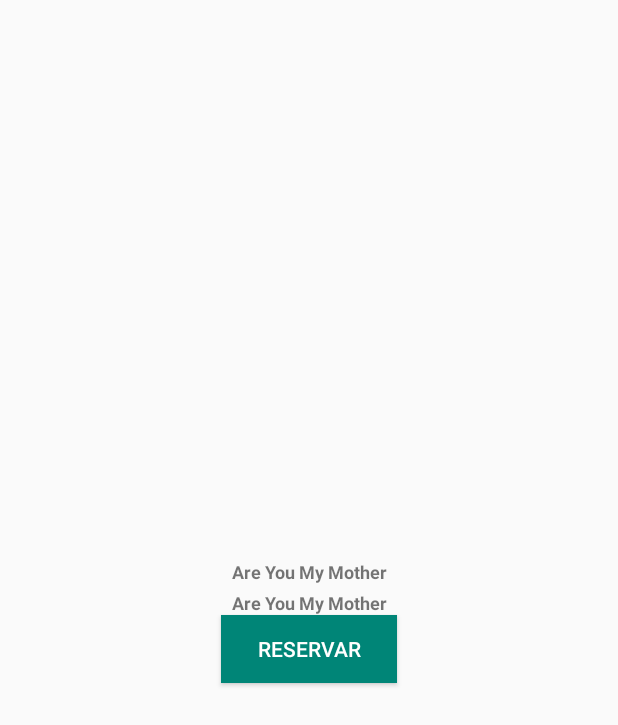
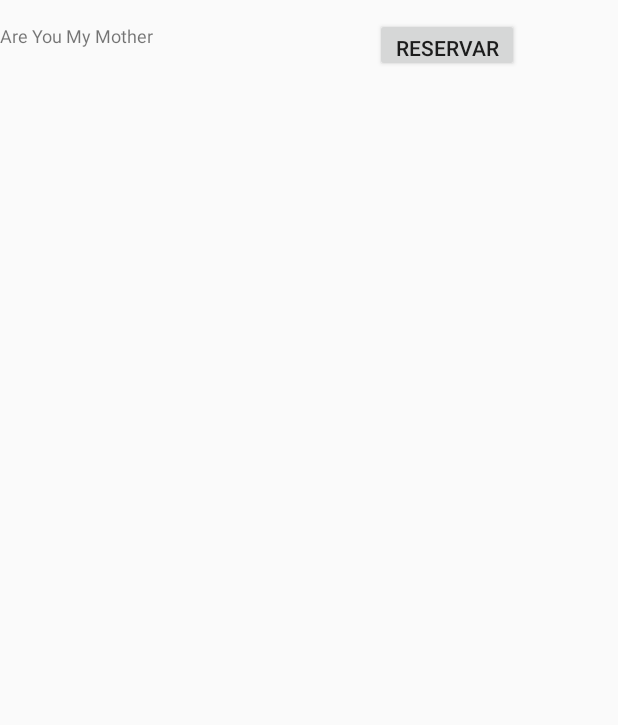
Before and after one commit to robinprousac/nueva, an Android app: the layout linearlayoutbook_copy.xml on its own in the app's theme, with its tools: preview values and no code run, on a phone screen of 412 x 824 dp. Shown: the top 725 px of the screen. Run offline under Robolectric (Android 15) with nearby library versions, the phone set to English and light mode, and no system bars.

Commit message:
commit descripcion de los libros y reservar

```diff
--- a/app/src/main/res/layout/linearlayoutbook_copy.xml
+++ b/app/src/main/res/layout/linearlayoutbook_copy.xml
@@ -1,52 +1,35 @@
 <?xml version="1.0" encoding="utf-8"?>
-<LinearLayout xmlns:android="http://schemas.android.com/apk/res/android"
+<androidx.constraintlayout.widget.ConstraintLayout xmlns:android="http://schemas.android.com/apk/res/android"
+    xmlns:app="http://schemas.android.com/apk/res-auto"
     xmlns:tools="http://schemas.android.com/tools"
-    android:orientation="vertical"
-    android:layout_width="match_parent"
-    android:layout_height="match_parent"
+    android:id="@+id/linearLayout2"
+    android:layout_width="499dp"
+    android:layout_height="50dp"
     android:gravity="center">
-
-
 
 
     <TextView
         android:id="@+id/textview_book_name"
-        android:layout_width="wrap_content"
-        android:layout_height="wrap_content"
+        android:layout_width="250dp"
+        android:layout_height="33dp"
+        android:layout_marginTop="15dp"
+        android:gravity="left"
+        android:paddingLeft="0dp"
+        android:paddingTop="0dp"
+        android:paddingRight="0dp"
         android:textSize="12sp"
-        tools:text="Are You My Mother"
-        android:textStyle="bold"
-        android:paddingTop="4dp"
-        android:paddingLeft="8dp"
-        android:paddingRight="8dp"
-        android:gravity="center_horizontal"/>
+        app:layout_constraintStart_toStartOf="parent"
+        app:layout_constraintTop_toTopOf="parent"
+        tools:text="Are You My Mother" />
 
-    <TextView
-        android:id="@+id/textview_book_another"
-        android:layout_width="wrap_content"
-        android:layout_height="wrap_content"
-        android:textSize="12sp"
-        tools:text="Are You My Mother"
-        android:textStyle="bold"
-        android:paddingTop="4dp"
-        android:paddingLeft="8dp"
-        android:paddingRight="8dp"
-        android:gravity="center_horizontal"/>
+    <Button
+        android:id="@+id/btn_reservar"
+        android:layout_width="96dp"
+        android:layout_height="36dp"
+        android:layout_marginTop="12dp"
+        android:text="Reservar"
+        app:layout_constraintStart_toEndOf="@+id/textview_book_name"
+        app:layout_constraintTop_toTopOf="parent" />
 
 
-
-    <Button
-        android:id="@+id/button6"
-        android:layout_width="117dp"
-        android:layout_height="45dp"
-        android:background="@color/colorPrimary"
-        android:onClick="openReserv"
-        android:text="Reservar"
-        android:textColor="#ffffff"
-
-         />
-
-
-
-
-</LinearLayout>
+</androidx.constraintlayout.widget.ConstraintLayout>
```
Also changed, not shown: app/src/main/java/com/example/nueva/Book_genericActivity.java (+25 -14 lines), app/src/main/java/com/example/nueva/library/BookCopyAdapter.java (+12 -3 lines), app/src/main/res/layout/activity_book_generic.xml (+42 -45 lines).
